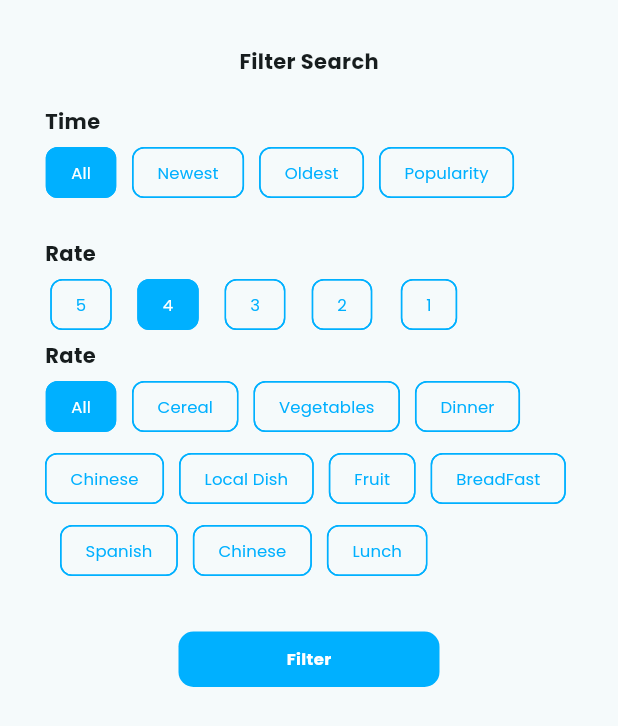
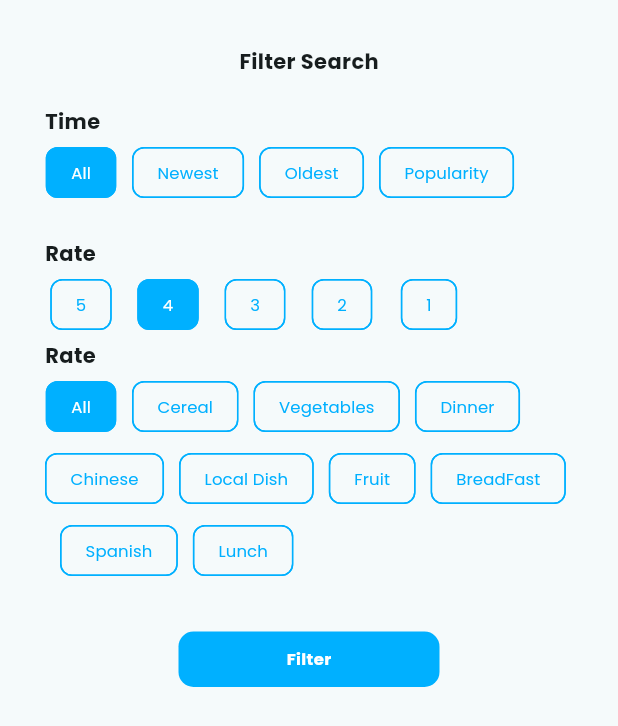
Before and after one commit to junsuk5/flutter_food_recipe_app, a Flutter app: the FilterSearchSheet widget shown alone on an empty page, opened directly with empty values, on a phone screen of 412 x 824 dp. Shown: the top 726 px of the screen. Run offline on Flutter 3.47's test engine with Material 3 defaults, Android fonts, the phone set to English and light mode, and no system bars; our stand-ins replace flutter_rating_bar, freezed_annotation, get_it, go_router, google_fonts, injectable and 1 more; generated files the repository leaves out were written again.

Commit message:
fix: 중복 데이터 제거

```diff
--- a/lib/presentation/main/home/component/filter_search_sheet.dart
+++ b/lib/presentation/main/home/component/filter_search_sheet.dart
@@ -98,7 +98,6 @@ class _FilterSearchSheetState extends State<FilterSearchSheet> {
                       'Fruit',
                       'BreadFast',
                       'Spanish',
-                      'Chinese',
                       'Lunch',
                     ],
                     selectedItem: _state.category,
```
